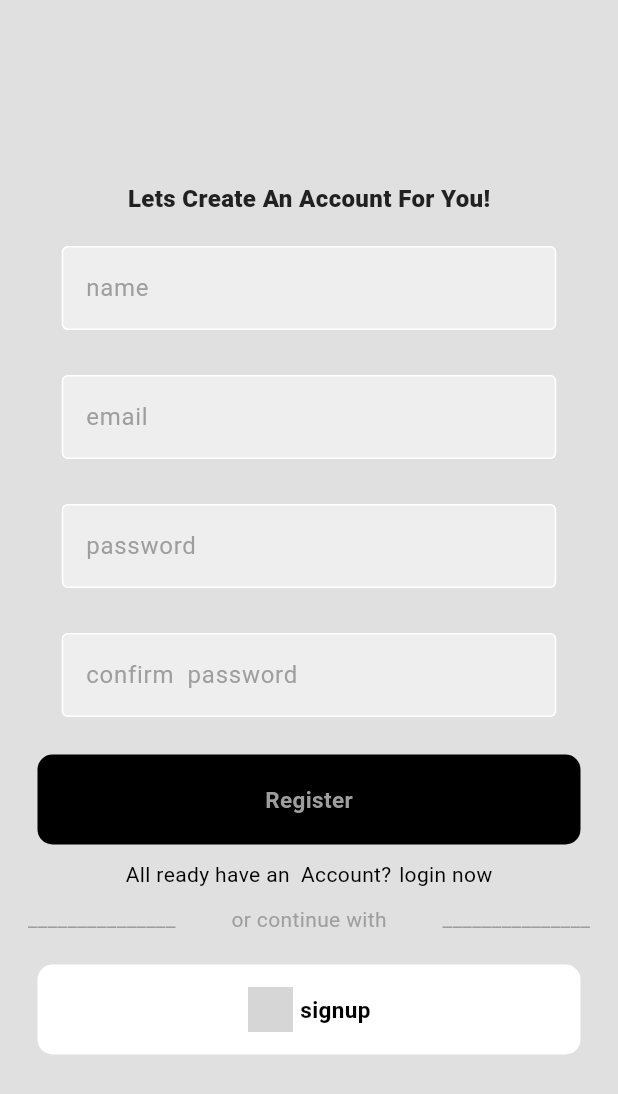
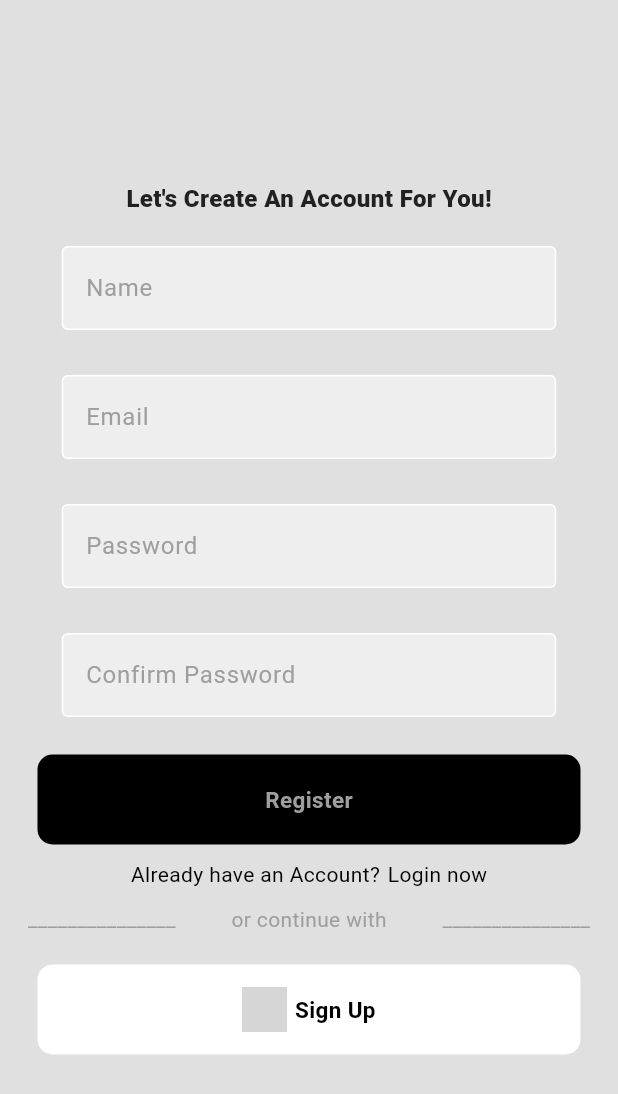
Before and after one commit to aswin11223/Project, a Flutter app: the screen it shows after launch, after a tap on "Sign up now", on a phone screen of 412 x 824 dp. Shown: the top 1094 px of the screen. Run offline on Flutter 3.47's test engine with Material 3 defaults, Android fonts, the phone set to English and light mode, and no system bars; our stand-ins replace cached_network_image, cloud_firestore, curved_navigation_bar, firebase_auth, firebase_core, firebase_storage and 4 more; missing offline and left inert: dart:ffi, razorpay_flutter; accounts and stored records are empty; network calls fail; grey boxes are pictures that could not be loaded.

```diff
--- /dev/null
+++ b/lib/model/user_model.dart
@@ -0,0 +1,13 @@
+class Usermodel{
+  final String id;
+  final String name;
+  final String profilephoto;
+   bool isfollowed;
+   int  folowcount;
+
+  Usermodel({
+    required this.id,required this.name,required this.profilephoto,
+    required this.folowcount,
+    this.isfollowed=false
+  });
+}
--- a/lib/view/screeens/sign_up.dart
+++ b/lib/view/screeens/sign_up.dart
@@ -1,50 +1,69 @@
-
+import 'package:firebase_auth/firebase_auth.dart';
 import 'package:flutter/material.dart';
 import 'package:flutter_application_8/provider/auth/authservice.dart';
+import 'package:flutter_application_8/provider/discover/discover_people.dart';
+
+import 'package:flutter_application_8/model/user_model.dart';
 import 'package:flutter_application_8/view/componenets/googl_button.dart';
 import 'package:flutter_application_8/view/componenets/my_button.dart';
 import 'package:flutter_application_8/view/componenets/my_textfield.dart';
 
+import 'package:provider/provider.dart';
+
 class RegisterPage extends StatelessWidget {
-  final TextEditingController email_con = TextEditingController();
-  final TextEditingController passs_con = TextEditingController();
-  final TextEditingController confirm_pass = TextEditingController();
-   final TextEditingController name_con = TextEditingController();
+  final TextEditingController emailController = TextEditingController();
+  final TextEditingController passwordController = TextEditingController();
+  final TextEditingController confirmPasswordController = TextEditingController();
+  final TextEditingController nameController = TextEditingController();
 
-  void Function()? onTap;
-
-//password match ->create user
+  final void Function()? onTap;
 
   RegisterPage({super.key, required this.onTap});
-void googlesign(){
 
-}
+  void googleSign() {
+    // Implement Google Sign-In functionality here
+  }
 
+  void register(BuildContext context) async {
+    final _auth = AuthService();
+    if (passwordController.text == confirmPasswordController.text) {
+      try {
+        UserCredential userCredential = await _auth.signUpWithEmailAndPassword(
+            emailController.text, passwordController.text);
 
-  void register(BuildContext context) {
-    final _auth = AuthService();
-    if (passs_con.text == confirm_pass.text) {
-      try {
-        _auth.signUpWithEmailAndPassword(email_con.text, passs_con.text);
+        // Add user to Firestore and refresh UserProvider
+        if (userCredential.user != null) {
+          final user = Usermodel(
+            id: userCredential.user!.uid,
+            name: nameController.text,
+            folowcount: 0,
+            profilephoto: '',
+          );
+          await _auth.saveuserdeatils(user);
+
+          // Refresh the UserProvider
+          await Provider.of<UserProvider>(context, listen: false).fetchUsers();
+        }
+
+        // Navigate to the next screen or show success message
+        Navigator.pop(context);
+
       } catch (e) {
         showDialog(
             context: context,
             builder: (context) => AlertDialog(
-                  title: Text(e.toString()),
+                  title: Text('Error'),
+                  content: Text(e.toString()),
                 ));
       }
-    }
-//password not match ->tell user to fix it
-    else {
+    } else {
       showDialog(
           context: context,
           builder: (context) => const AlertDialog(
-                title: Text("password don't match"),
+                title: Text("Passwords don't match"),
               ));
     }
   }
-
-
 
   @override
   Widget build(BuildContext context) {
@@ -55,83 +74,72 @@ void googlesign(){
           child: Column(
             mainAxisAlignment: MainAxisAlignment.center,
             children: [
-
-
               Text(
-                "Lets Create An Account For You!",
+                "Let's Create An Account For You!",
                 style: TextStyle(
-                    fontSize: 16, color: Theme.of(context).colorScheme.inversePrimary,fontWeight:FontWeight.w800,),
-              ),
-              const SizedBox(
-                height: 10,
-              ),
-              Textfieldd(
-                textcont: name_con,
-                obs: false,
-                hinttexxt: "name",
+                  fontSize: 16,
+                  color: Theme.of(context).colorScheme.inversePrimary,
+                  fontWeight: FontWeight.w800,
+                ),
               ),
               const SizedBox(height: 10),
               Textfieldd(
-                textcont:email_con,
+                textcont: nameController,
                 obs: false,
-                hinttexxt: "email",
+                hinttexxt: "Name",
               ),
               const SizedBox(height: 10),
               Textfieldd(
-                textcont: passs_con,
-                obs: true,
-                hinttexxt: "password",
+                textcont: emailController,
+                obs: false,
+                hinttexxt: "Email",
               ),
               const SizedBox(height: 10),
               Textfieldd(
-                textcont: confirm_pass,
+                textcont: passwordController,
                 obs: true,
-                hinttexxt: "confirm  password",
+                hinttexxt: "Password",
+              ),
+              const SizedBox(height: 10),
+              Textfieldd(
+                textcont: confirmPasswordController,
+                obs: true,
+                hinttexxt: "Confirm Password",
               ),
               const SizedBox(height: 15),
               Mybutton(
                 textt: "Register",
                 ontapp: () => register(context),
               ),
-              const SizedBox(
-                height: 10,
-              ),
+              const SizedBox(height: 10),
               Row(
                 mainAxisAlignment: MainAxisAlignment.center,
                 children: [
                   const Text(
-                    "All ready have an  Account?",
-                    style: TextStyle(
-                      color: Colors.black,
-                    ),
+                    "Already have an Account?",
+                    style: TextStyle(color: Colors.black),
                   ),
-                  const SizedBox(
-                    width: 5,
-                  ),
+                  const SizedBox(width: 5),
                   GestureDetector(
                     onTap: onTap,
                     child: const Text(
-                      "login now",
-                      style: TextStyle(
-                        color: Colors.black,
-                      ),
+                      "Login now",
+                      style: TextStyle(color: Colors.black),
                     ),
                   ),
                 ],
               ),
-              const SizedBox(height: 10,),
-               Row(
-                    mainAxisAlignment: MainAxisAlignment.spaceAround,
-                    children: [
-                      Text("_______________",style: TextStyle(color: Theme.of(context).colorScheme.primary),),
-                      const Text("or continue with",style: TextStyle(color:Colors.grey)),
-
-                      Text("_______________",style: TextStyle(color: Theme.of(context).colorScheme.primary),),
-                    ],
-                  ),
-                  const SizedBox(height: 20,),
-          GoogleButton(textt:"signup" , ontapp: googlesign)
-
+              const SizedBox(height: 10),
+              Row(
+                mainAxisAlignment: MainAxisAlignment.spaceAround,
+                children: [
+                  Text("_______________", style: TextStyle(color: Theme.of(context).colorScheme.primary)),
+                  const Text("or continue with", style: TextStyle(color: Colors.grey)),
+                  Text("_______________", style: TextStyle(color: Theme.of(context).colorScheme.primary)),
+                ],
+              ),
+              const SizedBox(height: 20),
+              GoogleButton(textt: "Sign Up", ontapp: googleSign),
             ],
           ),
         ),
```
Also changed, not shown: lib/provider/auth/authservice.dart (+23 -0 lines), lib/provider/discover/discover_people.dart (added, +48 -0 lines).
